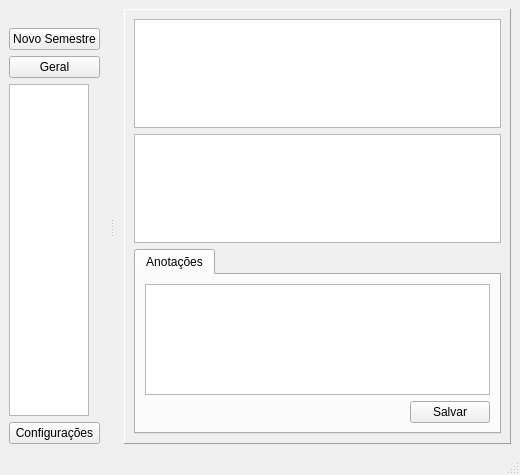
JoseBonillaArruda/EstudePy, file estudePy.ui: the form before one commit.
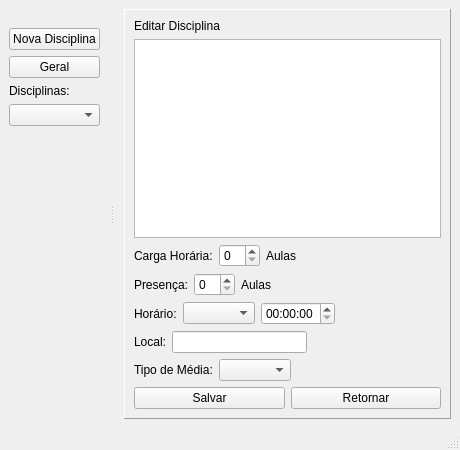
The form after the commit. The open tabs and pages were chosen to show the change.

```diff
--- a/estudePy.ui
+++ b/estudePy.ui
@@ -6,8 +6,8 @@
    <rect>
     <x>0</x>
     <y>0</y>
-    <width>520</width>
-    <height>475</height>
+    <width>460</width>
+    <height>450</height>
    </rect>
   </property>
   <property name="windowTitle">
@@ -21,7 +21,7 @@
   </property>
   <widget class="QWidget" name="centralwidget">
    <layout class="QGridLayout" name="gridLayout_2">
-    <item row="0" column="1">
+    <item row="0" column="0">
      <widget class="QStackedWidget" name="stackedWidget">
       <property name="frameShape">
        <enum>QFrame::Panel</enum>
@@ -59,7 +59,11 @@
             <item row="0" column="0">
              <layout class="QVBoxLayout" name="verticalLayout_9">
               <item>
-               <widget class="QTextBrowser" name="textBrowser_3"/>
+               <widget class="QTextBrowser" name="geralanotatextBrowser">
+                <property name="readOnly">
+                 <bool>false</bool>
+                </property>
+               </widget>
               </item>
               <item>
                <layout class="QHBoxLayout" name="horizontalLayout_5">
@@ -436,39 +440,361 @@
        </layout>
       </widget>
       <widget class="QWidget" name="page_editarnotas">
-       <widget class="QTableWidget" name="tableWidget_6">
-        <property name="geometry">
-         <rect>
-          <x>30</x>
-          <y>60</y>
-          <width>101</width>
-          <height>192</height>
-         </rect>
-        </property>
-       </widget>
-       <widget class="QComboBox" name="comboBox">
-        <property name="geometry">
-         <rect>
-          <x>170</x>
-          <y>80</y>
-          <width>69</width>
-          <height>22</height>
-         </rect>
-        </property>
-       </widget>
-       <widget class="QLabel" name="label_10">
-        <property name="geometry">
-         <rect>
-          <x>180</x>
-          <y>50</y>
-          <width>71</width>
-          <height>16</height>
-         </rect>
-        </property>
-        <property name="text">
-         <string>Editar Nota</string>
-        </property>
-       </widget>
+       <layout class="QGridLayout" name="gridLayout_14">
+        <item row="0" column="0">
+         <layout class="QHBoxLayout" name="horizontalLayout_27">
+          <item>
+           <widget class="QTableWidget" name="editnotatableWidget_6"/>
+          </item>
+          <item>
+           <layout class="QVBoxLayout" name="verticalLayout_27">
+            <item>
+             <layout class="QVBoxLayout" name="verticalLayout_14">
+              <item>
+               <layout class="QVBoxLayout" name="verticalLayout_13">
+                <item>
+                 <widget class="QLabel" name="label_10">
+                  <property name="text">
+                   <string>Editar Nota:</string>
+                  </property>
+                 </widget>
+                </item>
+                <item>
+                 <layout class="QHBoxLayout" name="horizontalLayout_13">
+                  <item>
+                   <widget class="QComboBox" name="editnotaselectcomboBox"/>
+                  </item>
+                  <item>
+                   <widget class="QPushButton" name="editnotadeletepushButton">
+                    <property name="text">
+                     <string>Remover Nota</string>
+                    </property>
+                   </widget>
+                  </item>
+                 </layout>
+                </item>
+               </layout>
+              </item>
+              <item>
+               <layout class="QVBoxLayout" name="verticalLayout_12">
+                <item>
+                 <widget class="QLabel" name="label_12">
+                  <property name="text">
+                   <string>Nota:</string>
+                  </property>
+                 </widget>
+                </item>
+                <item>
+                 <widget class="QDoubleSpinBox" name="editnotadoubleSpinBox"/>
+                </item>
+               </layout>
+              </item>
+             </layout>
+            </item>
+            <item>
+             <spacer name="verticalSpacer_4">
+              <property name="orientation">
+               <enum>Qt::Vertical</enum>
+              </property>
+              <property name="sizeHint" stdset="0">
+               <size>
+                <width>20</width>
+                <height>40</height>
+               </size>
+              </property>
+             </spacer>
+            </item>
+            <item>
+             <layout class="QHBoxLayout" name="horizontalLayout_12">
+              <item>
+               <widget class="QPushButton" name="editnotsalvapushButton">
+                <property name="text">
+                 <string>Salvar</string>
+                </property>
+               </widget>
+              </item>
+              <item>
+               <widget class="QPushButton" name="editnotaretornapushButton">
+                <property name="text">
+                 <string>Retornar</string>
+                </property>
+               </widget>
+              </item>
+             </layout>
+            </item>
+           </layout>
+          </item>
+         </layout>
+        </item>
+       </layout>
+      </widget>
+      <widget class="QWidget" name="page_editardisci">
+       <layout class="QGridLayout" name="gridLayout_15">
+        <item row="0" column="0">
+         <widget class="QLabel" name="label_34">
+          <property name="text">
+           <string>Editar Disciplina</string>
+          </property>
+         </widget>
+        </item>
+        <item row="1" column="0">
+         <widget class="QTableWidget" name="editdiscitableWidget"/>
+        </item>
+        <item row="2" column="0">
+         <layout class="QHBoxLayout" name="horizontalLayout_34">
+          <item>
+           <widget class="QLabel" name="label_29">
+            <property name="text">
+             <string>Carga Horária:</string>
+            </property>
+           </widget>
+          </item>
+          <item>
+           <layout class="QHBoxLayout" name="horizontalLayout_35">
+            <item>
+             <widget class="QSpinBox" name="editdiscicargahoraspinBox_4"/>
+            </item>
+            <item>
+             <widget class="QLabel" name="label_30">
+              <property name="text">
+               <string>Aulas</string>
+              </property>
+             </widget>
+            </item>
+            <item>
+             <spacer name="horizontalSpacer_17">
+              <property name="orientation">
+               <enum>Qt::Horizontal</enum>
+              </property>
+              <property name="sizeHint" stdset="0">
+               <size>
+                <width>40</width>
+                <height>20</height>
+               </size>
+              </property>
+             </spacer>
+            </item>
+           </layout>
+          </item>
+         </layout>
+        </item>
+        <item row="3" column="0">
+         <layout class="QHBoxLayout" name="horizontalLayout_40">
+          <item>
+           <widget class="QLabel" name="label_35">
+            <property name="text">
+             <string>Presença:</string>
+            </property>
+           </widget>
+          </item>
+          <item>
+           <widget class="QSpinBox" name="editdiscipresencaspinBox"/>
+          </item>
+          <item>
+           <widget class="QLabel" name="label_36">
+            <property name="text">
+             <string>Aulas</string>
+            </property>
+           </widget>
+          </item>
+          <item>
+           <spacer name="horizontalSpacer_21">
+            <property name="orientation">
+             <enum>Qt::Horizontal</enum>
+            </property>
+            <property name="sizeHint" stdset="0">
+             <size>
+              <width>40</width>
+              <height>20</height>
+             </size>
+            </property>
+           </spacer>
+          </item>
+         </layout>
+        </item>
+        <item row="4" column="0">
+         <layout class="QHBoxLayout" name="horizontalLayout_36">
+          <item>
+           <widget class="QLabel" name="label_31">
+            <property name="text">
+             <string>Horário:</string>
+            </property>
+           </widget>
+          </item>
+          <item>
+           <widget class="QComboBox" name="editdiscidiacomboBox"/>
+          </item>
+          <item>
+           <widget class="QTimeEdit" name="editdiscihorariotimeEdit"/>
+          </item>
+          <item>
+           <spacer name="horizontalSpacer_18">
+            <property name="orientation">
+             <enum>Qt::Horizontal</enum>
+            </property>
+            <property name="sizeHint" stdset="0">
+             <size>
+              <width>40</width>
+              <height>20</height>
+             </size>
+            </property>
+           </spacer>
+          </item>
+         </layout>
+        </item>
+        <item row="5" column="0">
+         <layout class="QHBoxLayout" name="horizontalLayout_37">
+          <item>
+           <widget class="QLabel" name="label_32">
+            <property name="text">
+             <string>Local:</string>
+            </property>
+           </widget>
+          </item>
+          <item>
+           <widget class="QLineEdit" name="editdiscilocallineEdit"/>
+          </item>
+          <item>
+           <spacer name="horizontalSpacer_19">
+            <property name="orientation">
+             <enum>Qt::Horizontal</enum>
+            </property>
+            <property name="sizeHint" stdset="0">
+             <size>
+              <width>40</width>
+              <height>20</height>
+             </size>
+            </property>
+           </spacer>
+          </item>
+         </layout>
+        </item>
+        <item row="6" column="0">
+         <layout class="QHBoxLayout" name="horizontalLayout_38">
+          <item>
+           <widget class="QLabel" name="label_33">
+            <property name="text">
+             <string>Tipo de Média:</string>
+            </property>
+           </widget>
+          </item>
+          <item>
+           <widget class="QComboBox" name="editdiscitipomediacomboBox"/>
+          </item>
+          <item>
+           <spacer name="horizontalSpacer_20">
+            <property name="orientation">
+             <enum>Qt::Horizontal</enum>
+            </property>
+            <property name="sizeHint" stdset="0">
+             <size>
+              <width>40</width>
+              <height>20</height>
+             </size>
+            </property>
+           </spacer>
+          </item>
+         </layout>
+        </item>
+        <item row="7" column="0">
+         <layout class="QHBoxLayout" name="horizontalLayout_39">
+          <item>
+           <widget class="QPushButton" name="editdiscisalvapushButton">
+            <property name="text">
+             <string>Salvar</string>
+            </property>
+           </widget>
+          </item>
+          <item>
+           <widget class="QPushButton" name="editdisciretornapushButton">
+            <property name="text">
+             <string>Retornar</string>
+            </property>
+           </widget>
+          </item>
+         </layout>
+        </item>
+       </layout>
+      </widget>
+      <widget class="QWidget" name="page_marcpres">
+       <layout class="QGridLayout" name="gridLayout_8">
+        <item row="0" column="0" rowspan="2" colspan="2">
+         <layout class="QVBoxLayout" name="verticalLayout_16">
+          <item>
+           <widget class="QLabel" name="label_13">
+            <property name="text">
+             <string>Marcar Presença</string>
+            </property>
+           </widget>
+          </item>
+          <item>
+           <widget class="QTableWidget" name="marcprestableWidget"/>
+          </item>
+          <item>
+           <layout class="QVBoxLayout" name="verticalLayout_15">
+            <item>
+             <layout class="QHBoxLayout" name="horizontalLayout_15">
+              <item>
+               <widget class="QLabel" name="label_15">
+                <property name="text">
+                 <string>N° de Aulas: </string>
+                </property>
+               </widget>
+              </item>
+              <item>
+               <widget class="QSpinBox" name="marcpresspinBox"/>
+              </item>
+             </layout>
+            </item>
+            <item>
+             <spacer name="verticalSpacer_3">
+              <property name="orientation">
+               <enum>Qt::Vertical</enum>
+              </property>
+              <property name="sizeHint" stdset="0">
+               <size>
+                <width>20</width>
+                <height>40</height>
+               </size>
+              </property>
+             </spacer>
+            </item>
+            <item>
+             <layout class="QHBoxLayout" name="horizontalLayout_16">
+              <item>
+               <spacer name="horizontalSpacer_8">
+                <property name="orientation">
+                 <enum>Qt::Horizontal</enum>
+                </property>
+                <property name="sizeHint" stdset="0">
+                 <size>
+                  <width>40</width>
+                  <height>20</height>
+                 </size>
+                </property>
+               </spacer>
+              </item>
+              <item>
+               <widget class="QPushButton" name="marcpressalvapushButton">
+                <property name="text">
+                 <string>Salvar</string>
+                </property>
+               </widget>
+              </item>
+              <item>
+               <widget class="QPushButton" name="marcpresretornapushButton">
+                <property name="text">
+                 <string>Retornar</string>
+                </property>
+               </widget>
+              </item>
+             </layout>
+            </item>
+           </layout>
+          </item>
+         </layout>
+        </item>
+       </layout>
       </widget>
      </widget>
     </item>
@@ -508,7 +834,7 @@
        <item>
         <widget class="QPushButton" name="pushButton">
          <property name="text">
-          <string>Novo Semestre</string>
+          <string>Nova Disciplina</string>
          </property>
         </widget>
        </item>
@@ -520,27 +846,27 @@
         </widget>
        </item>
        <item>
-        <widget class="QListWidget" name="listWidget">
-         <property name="sizePolicy">
-          <sizepolicy hsizetype="MinimumExpanding" vsizetype="MinimumExpanding">
-           <horstretch>0</horstretch>
-           <verstretch>0</verstretch>
-          </sizepolicy>
+        <widget class="QLabel" name="label_11">
+         <property name="text">
+          <string>Disciplinas:</string>
          </property>
-         <property name="maximumSize">
+        </widget>
+       </item>
+       <item>
+        <widget class="QComboBox" name="listDiscicomboBox"/>
+       </item>
+       <item>
+        <spacer name="verticalSpacer_2">
+         <property name="orientation">
+          <enum>Qt::Vertical</enum>
+         </property>
+         <property name="sizeHint" stdset="0">
           <size>
-           <width>80</width>
-           <height>16777215</height>
+           <width>20</width>
+           <height>40</height>
           </size>
          </property>
-        </widget>
-       </item>
-       <item>
-        <widget class="QPushButton" name="pushButton_3">
-         <property name="text">
-          <string>Configurações</string>
-         </property>
-        </widget>
+        </spacer>
        </item>
       </layout>
      </item>
```
Left out of the diff: 83 changed lines with no effect on the pictures.
